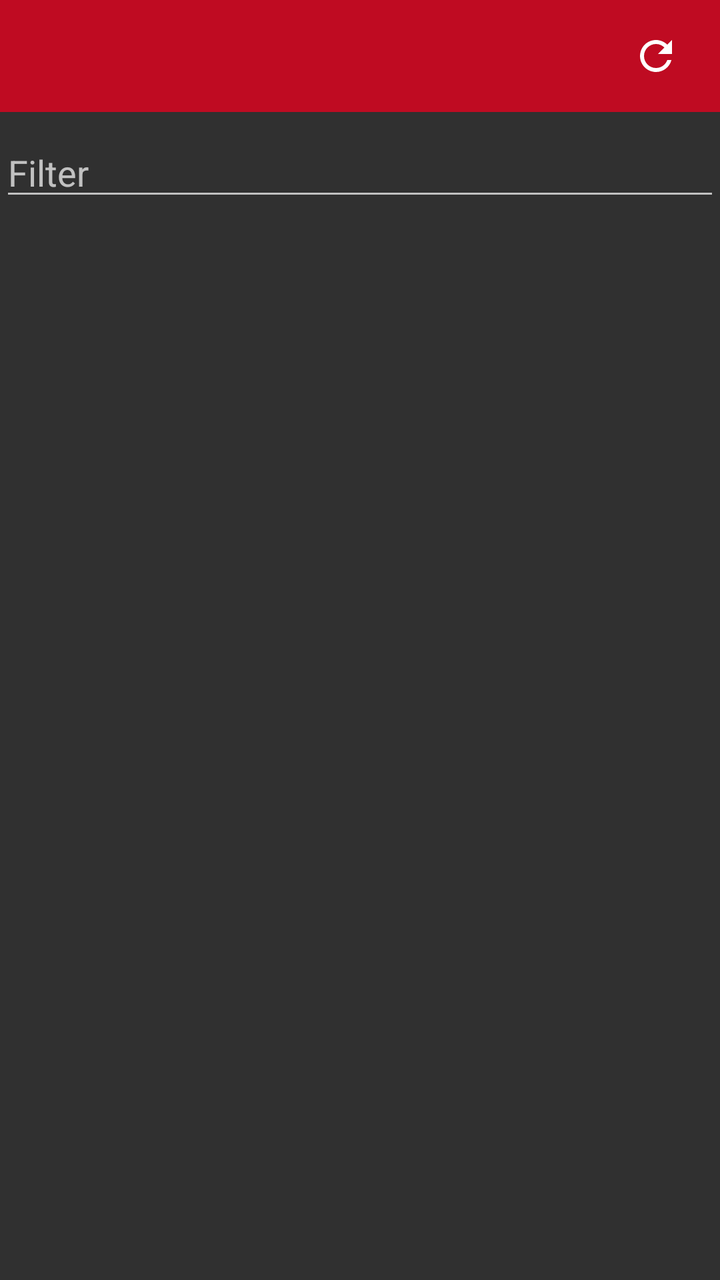
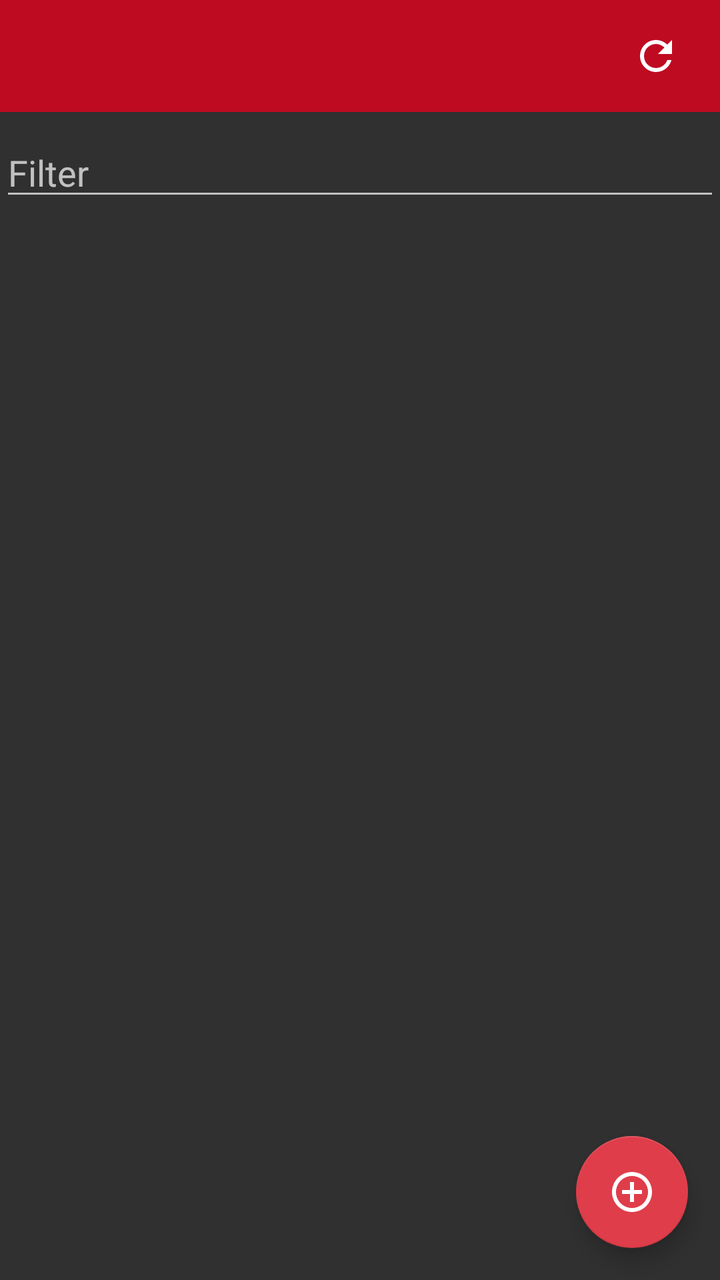

Screens rendered from an Android XML layout before and after an edit, with the pre-edit source and the edit as a unified diff.
<!-- AndroidManifest.xml: application theme AppTheme -->
<!-- res/layout/activity_lecturer_classrooms.xml -->
<?xml version="1.0" encoding="utf-8"?>
<android.support.v4.widget.DrawerLayout xmlns:android="http://schemas.android.com/apk/res/android"
    xmlns:app="http://schemas.android.com/apk/res-auto"
    xmlns:tools="http://schemas.android.com/tools"
    android:layout_width="fill_parent"
    android:layout_height="fill_parent"
    android:orientation="vertical"
    android:id="@+id/drawerLayout">

    <android.support.constraint.ConstraintLayout
        android:layout_width="wrap_content"
        android:layout_height="wrap_content">

        <include
            android:id="@+id/toolbar_"
            layout="@layout/toolbar"
            android:layout_width="match_parent"
            android:layout_height="wrap_content"
            app:layout_constraintEnd_toEndOf="parent"
            app:layout_constraintStart_toStartOf="parent"
            app:layout_constraintTop_toTopOf="parent" />

        <EditText
            android:id="@+id/editText"
            android:layout_width="match_parent"
            android:layout_height="wrap_content"
            android:layout_marginTop="8dp"
            android:ems="10"
            android:hint="@string/filter"
            android:inputType="textPersonName"
            app:layout_constraintEnd_toEndOf="parent"
            app:layout_constraintStart_toStartOf="parent"
            app:layout_constraintTop_toBottomOf="@+id/toolbar_"
            android:importantForAutofill="no" />

        <ListView
            android:id="@+id/list"
            android:layout_width="fill_parent"
            android:layout_height="wrap_content"
            android:layout_marginTop="8dp"
            android:drawSelectorOnTop="false"
            app:layout_constraintEnd_toEndOf="parent"
            app:layout_constraintStart_toStartOf="parent"
            app:layout_constraintTop_toBottomOf="@+id/editText" />

    </android.support.constraint.ConstraintLayout>

    <android.support.design.widget.NavigationView
        android:id="@+id/nav_view"
        android:layout_width="wrap_content"
        android:layout_height="match_parent"
        android:layout_gravity="start"
        android:fitsSystemWindows="true"
        app:menu="@menu/lecturer_drawer_view" />

</android.support.v4.widget.DrawerLayout>
<!-- res/layout/toolbar.xml (included above) -->
<?xml version="1.0" encoding="utf-8"?>
<android.support.v7.widget.Toolbar
    xmlns:android="http://schemas.android.com/apk/res/android"
    xmlns:app="http://schemas.android.com/apk/res-auto"
    android:id="@+id/toolbar"
    android:layout_height="wrap_content"
    android:layout_width="match_parent"
    android:fitsSystemWindows="true"
    android:minHeight="?attr/actionBarSize"
    app:theme="@style/AppTheme"
    android:background="@color/colorPrimary">

    <ImageButton
        android:id="@+id/refreshButton"
        android:layout_width="wrap_content"
        android:layout_height="wrap_content"
        android:layout_gravity="end"
        android:adjustViewBounds="false"
        android:background="@color/none"
        android:cropToPadding="false"
        android:src="@drawable/ic_refresh_white_24dp"
        android:paddingRight="20dp"
        android:paddingEnd="20dp" />
</android.support.v7.widget.Toolbar>
<!-- resources referenced by this layout -->
<resources>
  <color name="colorPrimary">#BF0B22</color>
  <color name="none">#00030000</color>
  <!-- drawable ic_refresh_white_24dp (drawable) -->
  <vector android:height="24dp" android:tint="#FFFFFF"
      android:viewportHeight="24.0" android:viewportWidth="24.0"
      android:width="24dp" xmlns:android="http://schemas.android.com/apk/res/android">
      <path android:fillColor="#FF000000" android:pathData="M17.65,6.35C16.2,4.9 14.21,4 12,4c-4.42,0 -7.99,3.58 -7.99,8s3.57,8 7.99,8c3.73,0 6.84,-2.55 7.73,-6h-2.08c-0.82,2.33 -3.04,4 -5.65,4 -3.31,0 -6,-2.69 -6,-6s2.69,-6 6,-6c1.66,0 3.14,0.69 4.22,1.78L13,11h7V4l-2.35,2.35z"/>
  </vector>
  <string name="filter">Filter</string>
  <style name="AppTheme" parent="Theme.Design.NoActionBar">
          
          <item name="colorPrimary">@color/colorPrimary</item>
          <item name="colorPrimaryDark">@color/colorPrimaryDark</item>
          <item name="colorAccent">@color/colorAccent</item>
      </style>
  <color name="colorPrimaryDark">#9E171E</color>
  <color name="colorAccent">#DF3D4A</color>
</resources>

<!-- the commit's change to res/layout/activity_lecturer_classrooms.xml (unified diff, before → after) -->
@@ -53,6 +53,18 @@
         android:fitsSystemWindows="true"
         app:menu="@menu/lecturer_drawer_view" />
 
+    <android.support.design.widget.CoordinatorLayout
+        android:layout_height="match_parent"
+        android:layout_width="match_parent">
+        <android.support.design.widget.FloatingActionButton
+            android:id="@+id/fab"
+            android:layout_width="wrap_content"
+            android:layout_height="wrap_content"
+            android:layout_gravity="end|bottom"
+            android:src="@drawable/ic_add_circle_outline_white_24dp"
+            android:layout_margin="16dp" />
+    </android.support.design.widget.CoordinatorLayout>
+
 </android.support.v4.widget.DrawerLayout>
 <!-- res/layout/toolbar.xml (included above) -->
 <?xml version="1.0" encoding="utf-8"?>
<!-- resource entries referenced after the edit -->
@@ -2,6 +2,12 @@
 <resources>
   <color name="colorPrimary">#BF0B22</color>
   <color name="none">#00030000</color>
+  <!-- drawable ic_add_circle_outline_white_24dp (drawable) -->
+  <vector android:height="24dp" android:tint="#FFFFFF"
+      android:viewportHeight="24.0" android:viewportWidth="24.0"
+      android:width="24dp" xmlns:android="http://schemas.android.com/apk/res/android">
+      <path android:fillColor="#FF000000" android:pathData="M13,7h-2v4L7,11v2h4v4h2v-4h4v-2h-4L13,7zM12,2C6.48,2 2,6.48 2,12s4.48,10 10,10 10,-4.48 10,-10S17.52,2 12,2zM12,20c-4.41,0 -8,-3.59 -8,-8s3.59,-8 8,-8 8,3.59 8,8 -3.59,8 -8,8z"/>
+  </vector>
   <!-- drawable ic_refresh_white_24dp (drawable) -->
   <vector android:height="24dp" android:tint="#FFFFFF"
       android:viewportHeight="24.0" android:viewportWidth="24.0"
